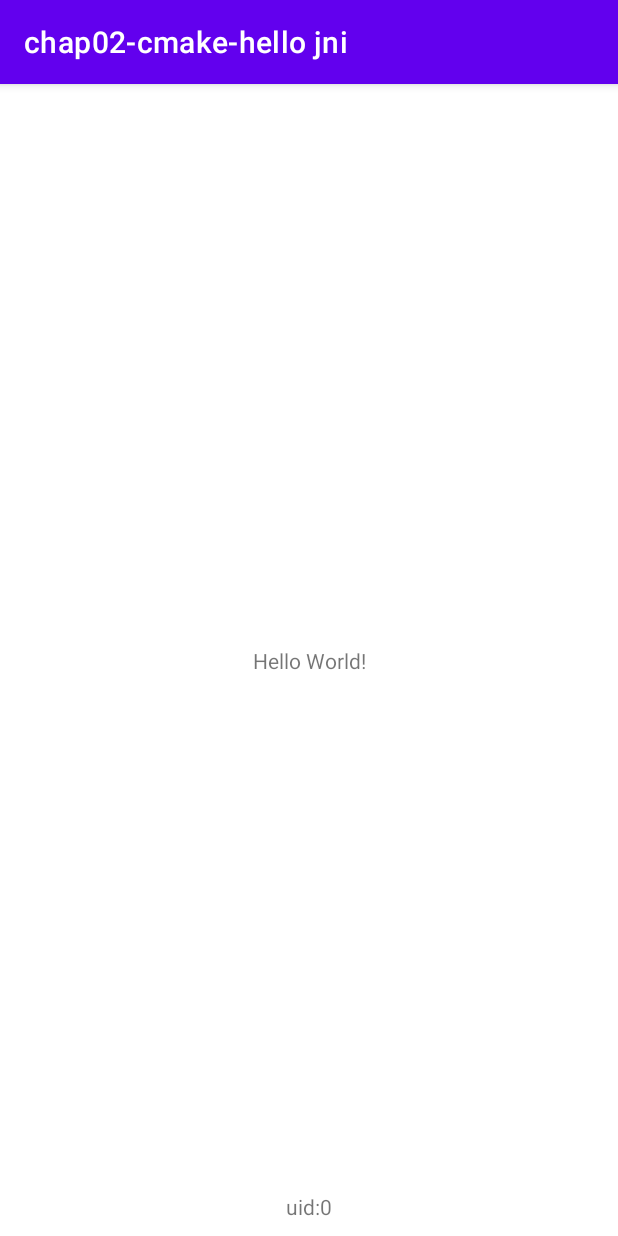
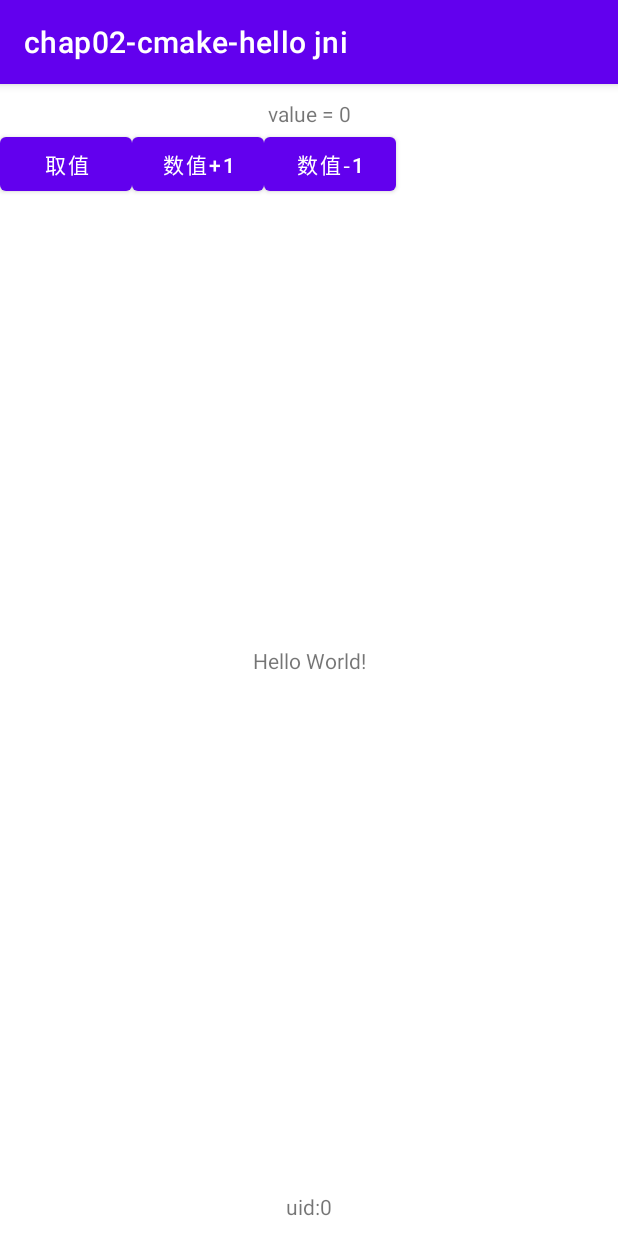
Before and after one commit to sby5388/ProAndroidCppWithTheNdk, an Android app: the screen it shows after launch (Chap02MainActivity), on a phone screen of 412 x 824 dp. Run offline under Robolectric (Android 15) with nearby library versions, the phone set to English and light mode, and no system bars; 10 statements that could not run were skipped.

Commit message:
cmake-swig 增加全局变量，读写变量，只读变量

```diff
--- a/chap02-cmake/src/main/java/com/shenby/pacwtn/chap02/Chap02MainActivity.java
+++ b/chap02-cmake/src/main/java/com/shenby/pacwtn/chap02/Chap02MainActivity.java
@@ -1,11 +1,14 @@
 package com.shenby.pacwtn.chap02;
 
 import android.os.Bundle;
+import android.util.Log;
 
 import androidx.appcompat.app.AppCompatActivity;
-import com.shenby.swig.Unix;
+
 import com.example.hellojni.HelloJni;
 import com.shenby.pacwtn.chap02.databinding.ActivityChap02MainBinding;
+import com.shenby.swig.Unix;
+import com.shenby.swig.UnixConstants;
 
 import java.util.Locale;
 
@@ -13,6 +16,7 @@ public class Chap02MainActivity extends AppCompatActivity {
     public static final String TAG = "chap02-Cmake";
     private final HelloJni mHelloJni = new HelloJni();
     private ActivityChap02MainBinding mBinding;
+    private int mValue;
 
     @Override
     protected void onCreate(Bundle savedInstanceState) {
@@ -24,5 +28,45 @@ public class Chap02MainActivity extends AppCompatActivity {
 
         mBinding.textUid.setText(String.format(Locale.CHINESE, "uid:%d", Unix.getuid()));
 
+        mBinding.buttonGetValue.setOnClickListener(v -> updateNumber());
+        mBinding.buttonValueIncrease.setOnClickListener(v -> increaseValue());
+        mBinding.buttonValueReduce.setOnClickListener(v -> reduceValue());
+
+
+        updateNumber();
+        testConstantValue();
+
+
+    }
+
+    /**
+     * 测试常量
+     */
+    private void testConstantValue() {
+        Log.d(TAG, "testConstantValue: maxWidth = " + UnixConstants.MAX_WIDTH);
+        Log.d(TAG, "testConstantValue: maxHeight = " + UnixConstants.MAX_HEIGHT);
+        Log.d(TAG, "testConstantValue: minWidth = " + UnixConstants.MIN_WIDTH);
+        Log.d(TAG, "testConstantValue: minHeight = " + UnixConstants.MIN_HEIGHT);
+
+        Log.d(TAG, "testConstantValue: readOnly = " + Unix.getReadOnly());
+        Log.d(TAG, "testConstantValue: readWrite = " + Unix.getReadWrite());
+        Log.d(TAG, "testConstantValue: set readWrite = -10");
+        Unix.setReadWrite(-10);
+        Log.d(TAG, "testConstantValue: readWrite = " + Unix.getReadWrite());
+    }
+
+    private void reduceValue() {
+        mValue--;
+        Unix.setCounter(mValue);
+    }
+
+    private void increaseValue() {
+        mValue++;
+        Unix.setCounter(mValue);
+    }
+
+    private void updateNumber() {
+        mValue = Unix.getCounter();
+        mBinding.textNumberValue.setText(String.format(Locale.CHINESE, "value = %d", mValue));
     }
 }
--- a/chap02-cmake/src/main/res/layout/activity_chap02_main.xml
+++ b/chap02-cmake/src/main/res/layout/activity_chap02_main.xml
@@ -26,4 +26,39 @@
         app:layout_constraintRight_toRightOf="parent"
         tools:text="uid:10010" />
 
+
+    <androidx.appcompat.widget.AppCompatTextView
+        android:id="@+id/text_number_value"
+        android:layout_width="wrap_content"
+        android:layout_height="wrap_content"
+        android:layout_margin="10dp"
+        app:layout_constraintLeft_toLeftOf="parent"
+        app:layout_constraintRight_toRightOf="parent"
+        app:layout_constraintTop_toTopOf="parent"
+        tools:text="200" />
+
+    <com.google.android.material.button.MaterialButton
+        android:id="@+id/button_get_value"
+        android:layout_width="wrap_content"
+        android:layout_height="wrap_content"
+        android:text="取值"
+        app:layout_constraintStart_toStartOf="parent"
+        app:layout_constraintTop_toBottomOf="@id/text_number_value" />
+
+    <com.google.android.material.button.MaterialButton
+        android:id="@+id/button_value_increase"
+        android:layout_width="wrap_content"
+        android:layout_height="wrap_content"
+        android:text="数值+1"
+        app:layout_constraintStart_toEndOf="@id/button_get_value"
+        app:layout_constraintTop_toBottomOf="@id/text_number_value" />
+
+    <com.google.android.material.button.MaterialButton
+        android:id="@+id/button_value_reduce"
+        android:layout_width="wrap_content"
+        android:layout_height="wrap_content"
+        android:text="数值-1"
+        app:layout_constraintStart_toEndOf="@id/button_value_increase"
+        app:layout_constraintTop_toBottomOf="@id/text_number_value" />
+
 </androidx.constraintlayout.widget.ConstraintLayout>
```
Also changed, not shown: chap02-cmake/src/main/java/com/shenby/swig/Unix.java (+21 -1 lines), chap02-cmake/src/main/java/com/shenby/swig/UnixConstants.java (added, +16 -0 lines), chap02-cmake/src/main/java/com/shenby/swig/UnixJNI.java (+8 -0 lines), 3 other files.
